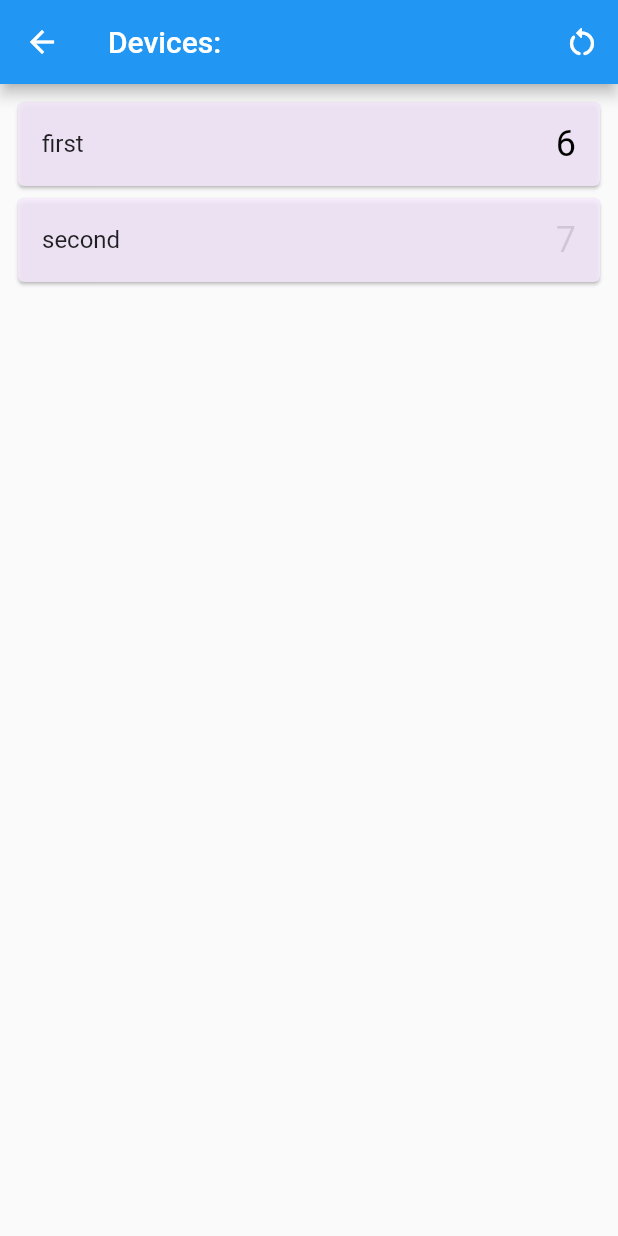
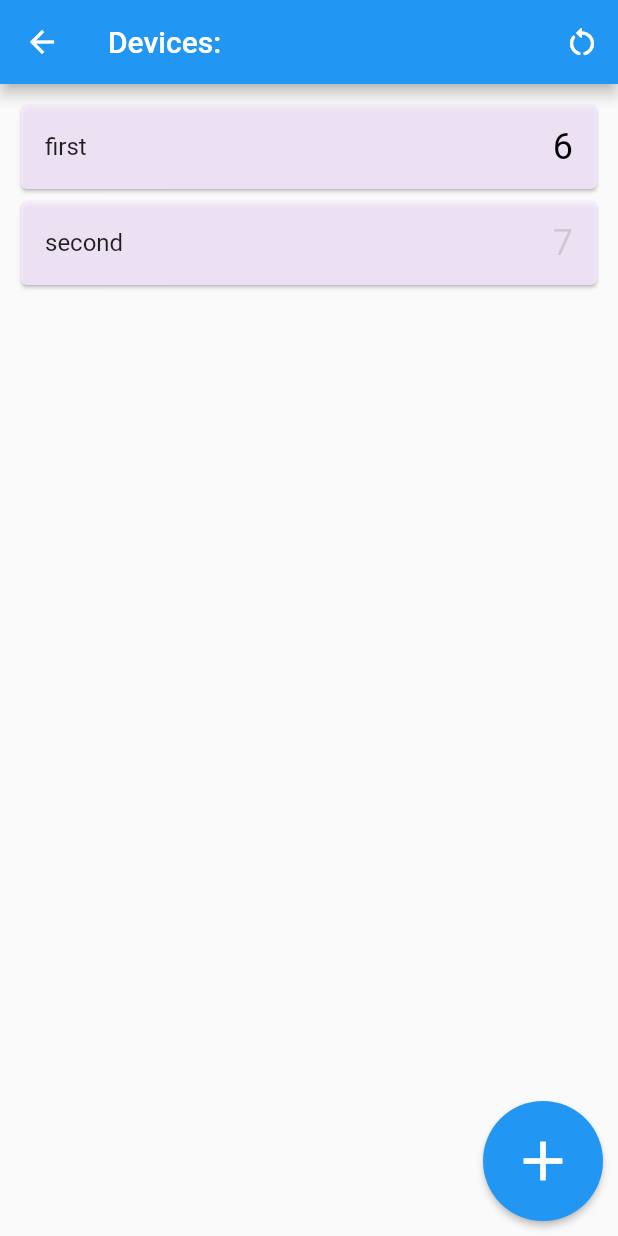
Before and after one commit to MKondakova/FlatterAppWithMQTT, a Flutter app: the DevicesList screen opened by its route, on a phone screen of 412 x 824 dp. Run offline on Flutter 3.47's test engine with Material 2 defaults, Android fonts, the phone set to English and light mode, and no system bars; our stand-ins replace flutter_form_builder; missing offline and left inert: mqtt_client.

```diff
--- a/client/lib/main.dart
+++ b/client/lib/main.dart
@@ -1,5 +1,6 @@
 import 'package:flutter/material.dart';
 
+import 'add_device_page.dart';
 import 'connect_device_page.dart';
 import 'device_main_page.dart';
 import 'login_page.dart';
@@ -22,6 +23,7 @@ void main() {
         '/devices-list': (context) => const DevicesList(),
         '/device-connect': (context) => const ConnectDevicePage(),
         '/device': (context) => const DeviceMainPage(),
+        '/add-device': (context) => const AddDevicePage(),
       },
     ),
   );
--- a/client/lib/user_main_page.dart
+++ b/client/lib/user_main_page.dart
@@ -26,28 +26,54 @@ class _DevicesListState extends State<DevicesList> {
             ),
           ],
         ),
-      body: ListView.builder(
-          padding: const EdgeInsets.all(8),
-          itemCount: _devices.length,
-          itemBuilder: (BuildContext context, int index) {
-            var currDevice = _devices[index];
-            return Card(
+        body: Container(
+          padding: const EdgeInsets.all(10.0),
+          child: Column(
+            children: [
+              for (var item in _devices)
+                Card(
                     color: const Color(0xd2f7ebff),
                     clipBehavior: Clip.antiAlias,
                     child: ListTile(
-                  title: Text(currDevice.name),
+                      title: Text(item.name),
                       trailing: Text(
-                    currDevice.value,
+                        item.value,
                         textAlign: TextAlign.center,
                         style: TextStyle(
                             fontSize: 24,
-                        color: currDevice.isEnabled
-                            ? Colors.black
-                            : Colors.black12),
+                            color:
+                                item.isEnabled ? Colors.black : Colors.black12),
+                      ),
+                    )),
+              Expanded(
+                  child: Stack(
+                alignment: Alignment.bottomRight,
+                children: [
+                  Positioned(
+                    right: 0,
+                    width: 80,
+                    height: 80,
+                    child: ElevatedButton(
+                        onPressed: () {
+                          Navigator.pushNamed(context, '/add-device');
+                        },
+                        child: const Icon(
+                          Icons.add,
+                          color: Colors.white,
+                          size: 44.0,
+                          semanticLabel: 'Add Device',
+                        ),
+                        style: ButtonStyle(
+                            shape: MaterialStateProperty.all<
+                                RoundedRectangleBorder>(RoundedRectangleBorder(
+                          borderRadius: BorderRadius.circular(100.0),
+                        )))),
+                  )
+                ],
+              ))
+            ],
           ),
         ));
-          }),
-    );
   }
 }
 
```
Also changed, not shown: client/lib/add_device_page.dart (added, +137 -0 lines), client/lib/registration_page.dart (+4 -3 lines). Lines whose indentation alone changed are shown as unchanged.
